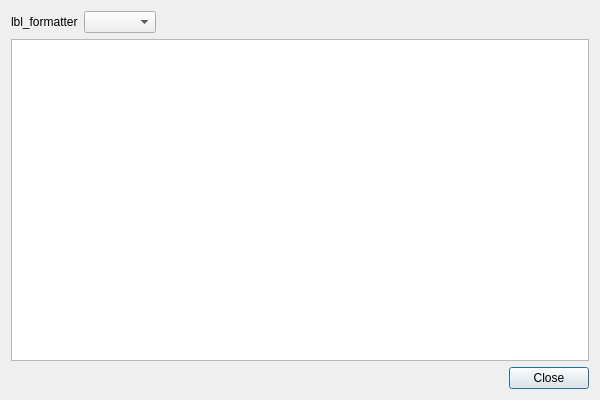
Old version of the form log_viewer/ui/format_dialog.ui in the repository asmodeus94/log-viewer.
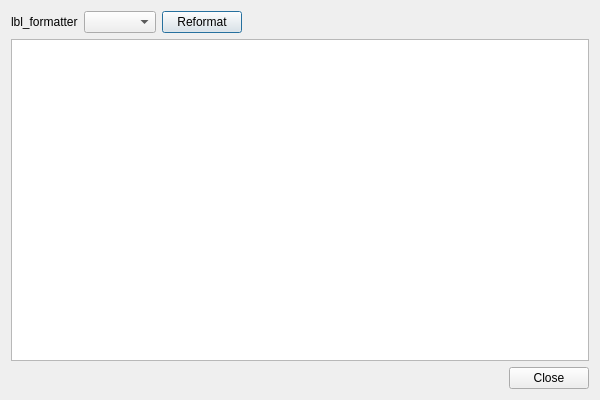
New version of the form.

Commit message:
feat: make format dialog text editable and add reformat button
Changes made:
- Updated format_dialog.ui to set text_edit readOnly property to false.
- Added a btn_reformat QPushButton to the dialog UI.
- Re-compiled UI files using scripts/compile_ui.py.
- Added translation strings for btn_reformat in log_viewer/i18n.py for Polish and English.
- Modified log_viewer/widgets.py FormatDialog to connect the reformat button and re-apply formatting while cleanly handling prepended error messages.

```diff
--- a/log_viewer/ui/format_dialog.ui
+++ b/log_viewer/ui/format_dialog.ui
@@ -29,6 +29,13 @@
      <item>
       <widget class="QComboBox" name="formatter_combo"/>
      </item>
+     <item>
+      <widget class="QPushButton" name="btn_reformat">
+       <property name="text">
+        <string>Reformat</string>
+       </property>
+      </widget>
+     </item>
      <item>
       <spacer name="horizontalSpacer">
        <property name="orientation">
```
Left out of the diff: 2 changed lines with no effect on the pictures. The commit also changes 2 other files.
